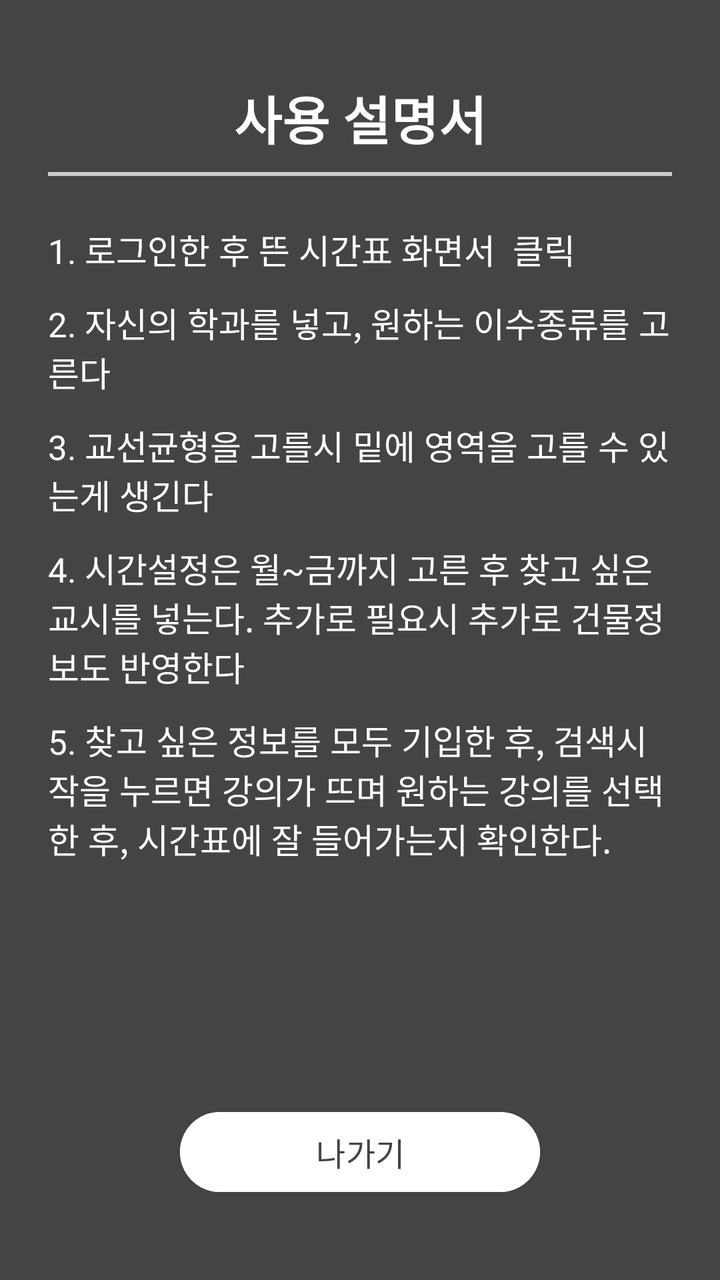
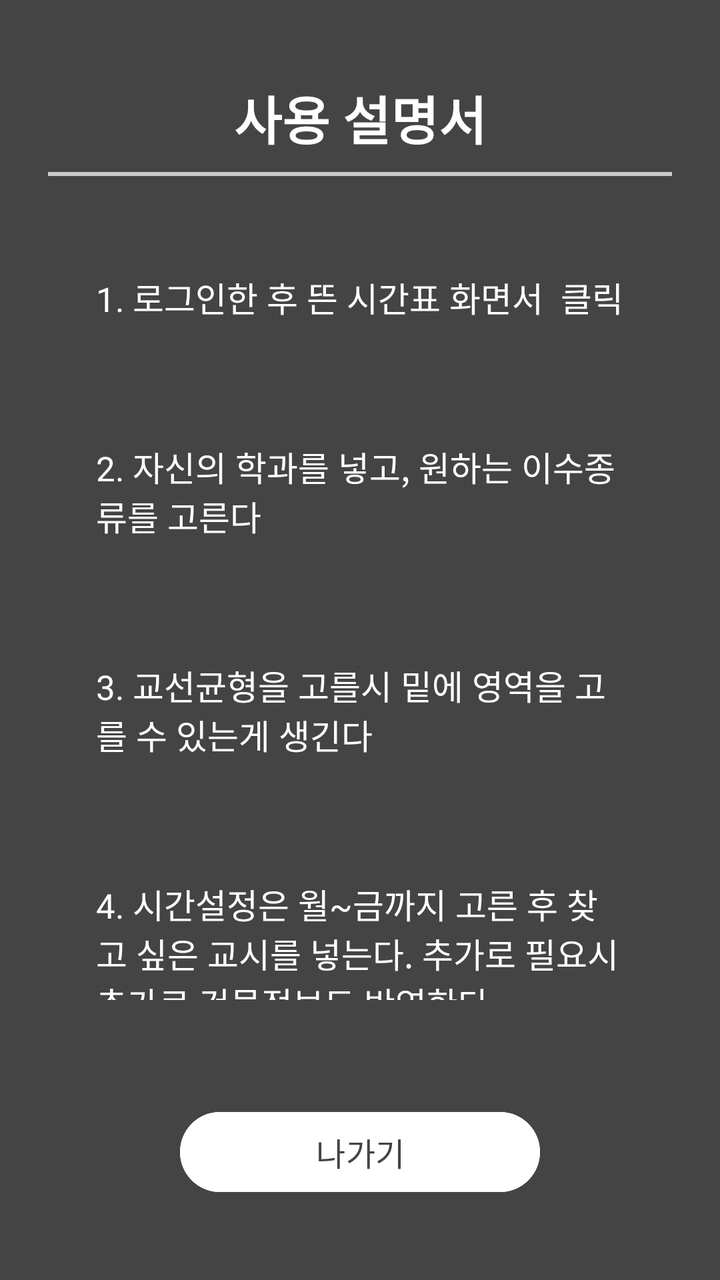

An Android layout rendered at two revisions. The XML below is the earlier revision; the diff shows what the commit changed to produce the second picture.
<!-- AndroidManifest.xml: application theme Theme.Dcp_app -->
<!-- res/layout/activity_help.xml -->
<?xml version="1.0" encoding="utf-8"?>
<LinearLayout xmlns:android="http://schemas.android.com/apk/res/android"
    android:layout_width="match_parent"
    android:layout_height="match_parent"
    android:orientation="vertical"
    android:background="#444444"
    android:padding="24dp">

    
    <TextView
        android:id="@+id/help_title"
        android:layout_width="match_parent"
        android:layout_height="wrap_content"
        android:text="사용 설명서"
        android:textSize="26sp"
        android:textStyle="bold"
        android:gravity="center"
        android:textColor="#FFFFFF"
        android:layout_marginTop="16dp"
        android:layout_marginBottom="8dp"/>

    
    <View
        android:layout_width="match_parent"
        android:layout_height="2dp"
        android:background="#CCCCCC"
        android:layout_marginBottom="24dp"/>

    
    <LinearLayout
        android:layout_width="match_parent"
        android:layout_height="0dp"
        android:layout_weight="1"
        android:orientation="vertical">

        <TextView
            android:layout_width="match_parent"
            android:layout_height="wrap_content"
            android:text="1. 로그인한 후 뜬 시간표 화면서 \uD83D\uDC64 클릭"
            android:textSize="17sp"
            android:textColor="#FFFFFF"
            android:layout_marginBottom="12dp"/>

        <TextView
            android:layout_width="match_parent"
            android:layout_height="wrap_content"
            android:text="2. 자신의 학과를 넣고, 원하는 이수종류를 고른다"
            android:textSize="17sp"
            android:textColor="#FFFFFF"
            android:layout_marginBottom="12dp"/>

        <TextView
            android:layout_width="match_parent"
            android:layout_height="wrap_content"
            android:text="3. 교선균형을 고를시 밑에 영역을 고를 수 있는게 생긴다"
            android:textSize="17sp"
            android:textColor="#FFFFFF"
            android:layout_marginBottom="12dp"/>

        <TextView
            android:layout_width="match_parent"
            android:layout_height="wrap_content"
            android:text="4. 시간설정은 월~금까지 고른 후 찾고 싶은 교시를 넣는다. 추가로 필요시 추가로 건물정보도 반영한다"
            android:textSize="17sp"
            android:textColor="#FFFFFF"
            android:layout_marginBottom="12dp"/>

        <TextView
            android:layout_width="match_parent"
            android:layout_height="wrap_content"
            android:text="5. 찾고 싶은 정보를 모두 기입한 후, 검색시작을 누르면 강의가 뜨며 원하는 강의를 선택한 후, 시간표에 잘 들어가는지 확인한다."
            android:textSize="17sp"
            android:textColor="#FFFFFF"/>
    </LinearLayout>

    
    <View
        android:layout_width="match_parent"
        android:layout_height="16dp" />

    
    <Button
        android:id="@+id/btn_exit"
        android:layout_width="180dp"
        android:layout_height="48dp"
        android:text="@string/btn_exit"
        android:textColor="#444444"
        android:textSize="16sp"
        android:backgroundTint="@android:color/white"
        android:layout_gravity="center_horizontal"
        android:layout_marginBottom="16dp"/>
</LinearLayout>
<!-- resources referenced by this layout -->
<resources>
  <string name="btn_exit">나가기</string>
  <style name="Theme.Dcp_app" parent="Base.Theme.Dcp_app" />
  <style name="Base.Theme.Dcp_app" parent="Theme.Material3.DayNight.NoActionBar">
          
          
      </style>
</resources>

<!-- the commit's change to res/layout/activity_help.xml (unified diff, before → after) -->
@@ -1,5 +1,6 @@
 <?xml version="1.0" encoding="utf-8"?>
-<LinearLayout xmlns:android="http://schemas.android.com/apk/res/android"
+<LinearLayout
+    xmlns:android="http://schemas.android.com/apk/res/android"
     android:layout_width="match_parent"
     android:layout_height="match_parent"
     android:orientation="vertical"
@@ -39,7 +40,8 @@
             android:text="1. 로그인한 후 뜬 시간표 화면서 \uD83D\uDC64 클릭"
             android:textSize="17sp"
             android:textColor="#FFFFFF"
-            android:layout_marginBottom="12dp"/>
+            android:layout_marginBottom="12dp"
+            android:padding="24dp"/>
 
         <TextView
             android:layout_width="match_parent"
@@ -47,7 +49,8 @@
             android:text="2. 자신의 학과를 넣고, 원하는 이수종류를 고른다"
             android:textSize="17sp"
             android:textColor="#FFFFFF"
-            android:layout_marginBottom="12dp"/>
+            android:layout_marginBottom="12dp"
+            android:padding="24dp"/>
 
         <TextView
             android:layout_width="match_parent"
@@ -55,7 +58,8 @@
             android:text="3. 교선균형을 고를시 밑에 영역을 고를 수 있는게 생긴다"
             android:textSize="17sp"
             android:textColor="#FFFFFF"
-            android:layout_marginBottom="12dp"/>
+            android:layout_marginBottom="12dp"
+            android:padding="24dp"/>
 
         <TextView
             android:layout_width="match_parent"
@@ -63,14 +67,16 @@
             android:text="4. 시간설정은 월~금까지 고른 후 찾고 싶은 교시를 넣는다. 추가로 필요시 추가로 건물정보도 반영한다"
             android:textSize="17sp"
             android:textColor="#FFFFFF"
-            android:layout_marginBottom="12dp"/>
+            android:layout_marginBottom="12dp"
+            android:padding="24dp"/>
 
         <TextView
             android:layout_width="match_parent"
             android:layout_height="wrap_content"
             android:text="5. 찾고 싶은 정보를 모두 기입한 후, 검색시작을 누르면 강의가 뜨며 원하는 강의를 선택한 후, 시간표에 잘 들어가는지 확인한다."
+            android:textColor="#FFFFFF"
             android:textSize="17sp"
-            android:textColor="#FFFFFF"/>
+            android:padding="24dp"/>
     </LinearLayout>
 
     
